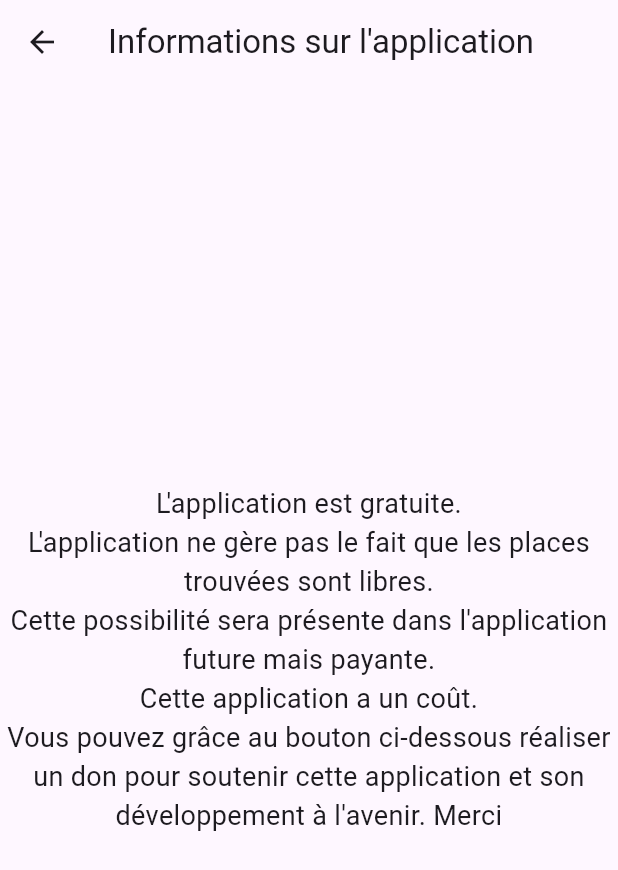
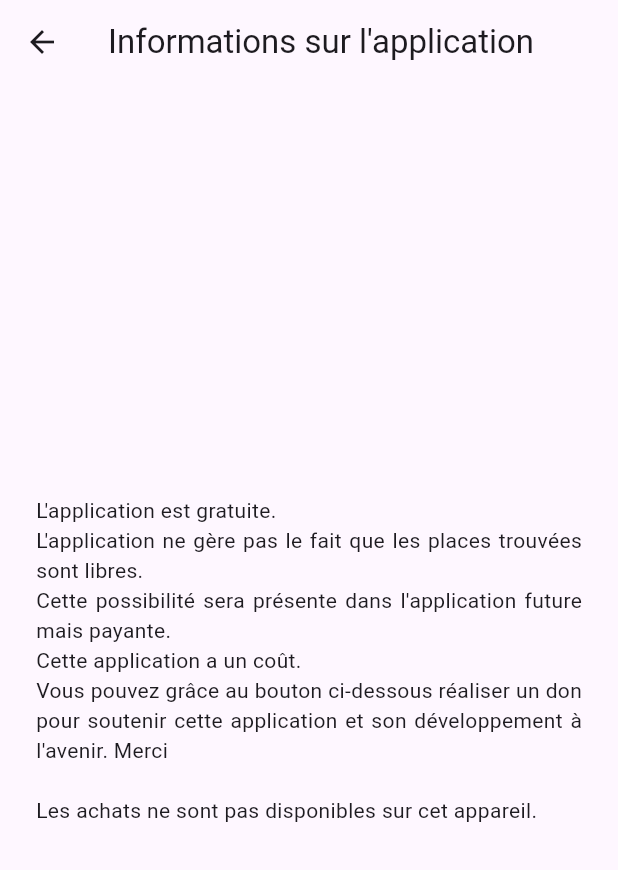
Before and after one commit to JeromeLesaint/find-your-place, a Flutter app: the InfosScreen screen opened directly, on a phone screen of 412 x 824 dp. Shown: the top 870 px of the screen. Run offline on Flutter 3.47's test engine with Material 3 defaults, Android fonts, the phone set to English and light mode, and no system bars; our stand-ins replace flutter_colorpicker, flutter_dotenv, geolocator, google_maps_flutter, in_app_purchase, sqflite; missing offline and left inert: circular_menu; accounts and stored records are empty; statements that could not run were skipped.

Commit message:
Donation on Flutter

```diff
--- a/frontend/fyp_flutter_app/lib/l10n/app_fr.arb
+++ b/frontend/fyp_flutter_app/lib/l10n/app_fr.arb
@@ -38,5 +38,9 @@
  "pickAColor":"Choisissez une couleur",
  "gotIt":"Sélectionner",
  "infosScreenTitle":"Informations sur l'application",
- "infosScreenContent":"L'application est gratuite.\nL'application ne gère pas le fait que les places trouvées sont libres.\nCette possibilité sera présente dans l'application future mais payante.\nCette application a un coût.\nVous pouvez grâce au bouton ci-dessous réaliser un don pour soutenir cette application et son développement à l'avenir. Merci"
+ "infosScreenContent":"L'application est gratuite.\nL'application ne gère pas le fait que les places trouvées sont libres.\nCette possibilité sera présente dans l'application future mais payante.\nCette application a un coût.\nVous pouvez grâce au bouton ci-dessous réaliser un don pour soutenir cette application et son développement à l'avenir. Merci",
+ "thanks":"Merci !",
+ "thanksContent":"Votre soutien fait vraiment la différence.",
+ "close":"Fermer",
+ "buyingNotAvailable": "Les achats ne sont pas disponibles sur cet appareil."
 }
--- a/frontend/fyp_flutter_app/lib/l10n/app_localizations.dart
+++ b/frontend/fyp_flutter_app/lib/l10n/app_localizations.dart
@@ -333,6 +333,30 @@ abstract class AppLocalizations {
   /// In fr, this message translates to:
   /// **'L\'application est gratuite.\nL\'application ne gère pas le fait que les places trouvées sont libres.\nCette possibilité sera présente dans l\'application future mais payante.\nCette application a un coût.\nVous pouvez grâce au bouton ci-dessous réaliser un don pour soutenir cette application et son développement à l\'avenir. Merci'**
   String get infosScreenContent;
+
+  /// No description provided for @thanks.
+  ///
+  /// In fr, this message translates to:
+  /// **'Merci !'**
+  String get thanks;
+
+  /// No description provided for @thanksContent.
+  ///
+  /// In fr, this message translates to:
+  /// **'Votre soutien fait vraiment la différence.'**
+  String get thanksContent;
+
+  /// No description provided for @close.
+  ///
+  /// In fr, this message translates to:
+  /// **'Fermer'**
+  String get close;
+
+  /// No description provided for @buyingNotAvailable.
+  ///
+  /// In fr, this message translates to:
+  /// **'Les achats ne sont pas disponibles sur cet appareil.'**
+  String get buyingNotAvailable;
 }
 
 class _AppLocalizationsDelegate
--- a/frontend/fyp_flutter_app/lib/screens/infos_screen.dart
+++ b/frontend/fyp_flutter_app/lib/screens/infos_screen.dart
@@ -1,5 +1,8 @@
 import 'package:flutter/material.dart';
+import 'package:provider/provider.dart';
 import '../l10n/app_localizations.dart';
+import '../services/donation_service.dart';
+
 
 class InfosScreen extends StatefulWidget {
 
@@ -10,22 +13,58 @@ class InfosScreen extends StatefulWidget {
 }
 
 class _InfosScreenState extends State<InfosScreen> {
+
   @override
   Widget build(BuildContext context) {
+    final tips = context.watch<TipService>();
+
     return Scaffold(
       appBar: AppBar(
         title: Text(AppLocalizations.of(context)!.infosScreenTitle),
       ),
-      body: Column(
-        mainAxisAlignment: MainAxisAlignment.center,
+      body: Builder(builder: (_) {
+        if (tips.loading) {
+          return const Center(child: CircularProgressIndicator());
+        }
+        if (!tips.available || tips.products.isEmpty) {
+          return Center(
+            child: Padding(
+              padding: EdgeInsets.all(24),
+              child: Text(
+                AppLocalizations.of(context)!.infosScreenContent+"\n\n"+
+                AppLocalizations.of(context)!.buyingNotAvailable,
+                textAlign: TextAlign.justify,
+              ),
+            ),
+          );
+        }
+        return ListView(
           children: [
-          Text(
+            Padding(
+              padding: EdgeInsets.all(16),
+              child: Text(
                 AppLocalizations.of(context)!.infosScreenContent,
                 style: const TextStyle(fontSize: 18),
                 textAlign: TextAlign.center,
               ),
+            ),
+            for (final p in tips.products)
+              ListTile(
+                title: Text(p.title),
+                subtitle: Text(p.description),
+                trailing: tips.buyingId == p.id
+                    ? const SizedBox(
+                        width: 20,
+                        height: 20,
+                        child: CircularProgressIndicator(strokeWidth: 2),
+                      )
+                    : Text(p.price),
+                enabled: tips.buyingId == null,
+                onTap: () => tips.buy(p),
+              ),
           ],
-      ),
+        );
+      }),
     );
   }
 }
--- a/frontend/fyp_flutter_app/lib/screens/vehicle_form_screen.dart
+++ b/frontend/fyp_flutter_app/lib/screens/vehicle_form_screen.dart
@@ -107,10 +107,10 @@ class _VehicleFormScreenState extends State<VehicleFormScreen> {
 
   void _fillName() {
     if (_nameController.text.trim().isEmpty) {
-      String _vehicleOf = AppLocalizations.of(context)!.vehicleOf;
-      final typeLabel = _selectedType.label + " " + _vehicleOf + " " +_firstnameController.text.trim();
+      String vehicleOf = AppLocalizations.of(context)!.vehicleOf;
+      final typeLabel = _selectedType.label + " " + vehicleOf + " " +_firstnameController.text.trim();
 
-      _nameController.text = '$typeLabel';
+      _nameController.text = typeLabel;
       if (_colorController.text.trim().isEmpty || _colorController.text.trim() == AppColors.primaryOrange.toHexString()) {
         _colorController.text = AppColors.colorForType(_selectedType).toHexString();
         currentColor = AppColors.colorForType(_selectedType);
--- a/frontend/fyp_flutter_app/pubspec.yaml
+++ b/frontend/fyp_flutter_app/pubspec.yaml
@@ -24,6 +24,8 @@ dependencies:
   flutter_dotenv: ^6.0.1
   crypto: ^3.0.7
   flutter_colorpicker: ^1.1.0
+  in_app_purchase: ^3.2.0
+  provider: ^6.1.5+1
 
 
 
```
Also changed, not shown: frontend/fyp_flutter_app/lib/l10n/app_localizations_fr.dart (+13 -0 lines), frontend/fyp_flutter_app/lib/main.dart (+45 -1 lines), frontend/fyp_flutter_app/lib/services/donation_service.dart (added, +76 -0 lines), frontend/fyp_flutter_app/pubspec.lock, 3 other files. Lines whose indentation alone changed are shown as unchanged.
